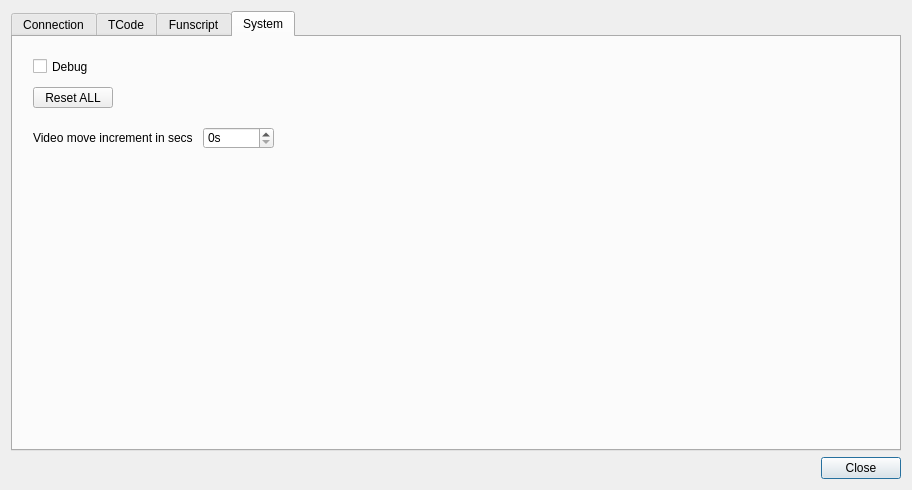
Qt form src/settings.ui (jcfain/XTPlayer) before a commit.
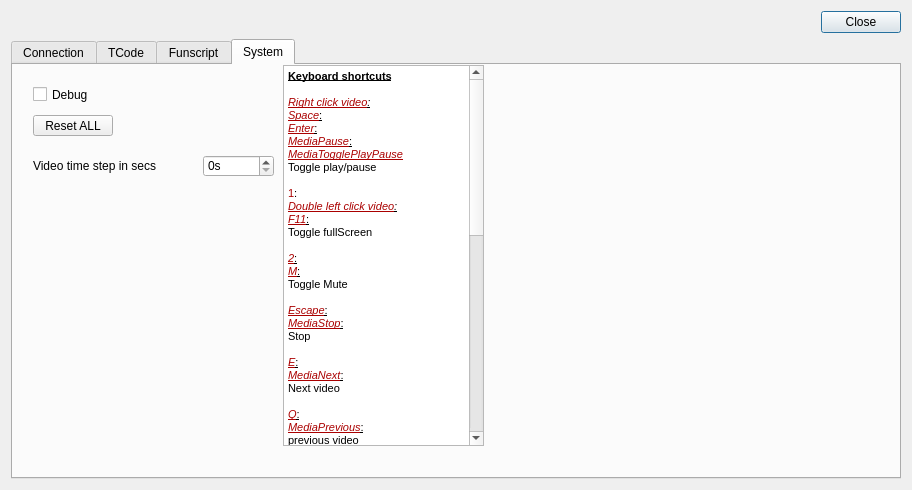
The same form after that commit. The open tabs and pages were chosen to show the change. Icons and pictures are not drawn.

Commit message: Adding range action Made axis and gamepad map sortable QMaps Adding more keyboard shortcuts

```diff
--- a/src/settings.ui
+++ b/src/settings.ui
@@ -17,7 +17,7 @@
    <iconset resource="icons.qrc">
     <normaloff>:/images/icons/XTP-icon.png</normaloff>:/images/icons/XTP-icon.png</iconset>
   </property>
-  <layout class="QGridLayout" name="gridLayout_2" rowstretch="0,0,0">
+  <layout class="QGridLayout" name="gridLayout_2" rowstretch="0,0,0,0">
    <property name="sizeConstraint">
     <enum>QLayout::SetNoConstraint</enum>
    </property>
@@ -31,7 +31,7 @@
      </property>
     </widget>
    </item>
-   <item row="1" column="0">
+   <item row="3" column="0">
     <widget class="QTabWidget" name="settingsTabWidget">
      <property name="currentIndex">
       <number>0</number>
@@ -416,7 +416,88 @@
         <string>This sets the value the video will either skip forward or back via shortcuts.</string>
        </property>
        <property name="text">
-        <string>Video move increment in secs</string>
+        <string>Video time step in secs</string>
+       </property>
+      </widget>
+      <widget class="QTextEdit" name="textEdit">
+       <property name="geometry">
+        <rect>
+         <x>270</x>
+         <y>0</y>
+         <width>201</width>
+         <height>381</height>
+        </rect>
+       </property>
+       <property name="html">
+        <string>&lt;!DOCTYPE HTML PUBLIC &quot;-//W3C//DTD HTML 4.0//EN&quot; &quot;http://www.w3.org/TR/REC-html40/strict.dtd&quot;&gt;
+&lt;html&gt;&lt;head&gt;&lt;meta name=&quot;qrichtext&quot; content=&quot;1&quot; /&gt;&lt;style type=&quot;text/css&quot;&gt;
+p, li { white-space: pre-wrap; }
+&lt;/style&gt;&lt;/head&gt;&lt;body style=&quot; font-family:'MS Shell Dlg 2'; font-size:8.25pt; font-weight:400; font-style:normal;&quot;&gt;
+&lt;p style=&quot; margin-top:0px; margin-bottom:0px; margin-left:0px; margin-right:0px; -qt-block-indent:0; text-indent:0px;&quot;&gt;&lt;span style=&quot; font-size:8pt; font-weight:600; text-decoration: underline;&quot;&gt;Keyboard shortcuts&lt;/span&gt;&lt;/p&gt;
+&lt;p style=&quot;-qt-paragraph-type:empty; margin-top:0px; margin-bottom:0px; margin-left:0px; margin-right:0px; -qt-block-indent:0; text-indent:0px; font-size:8pt; font-weight:600; text-decoration: underline;&quot;&gt;&lt;br /&gt;&lt;/p&gt;
+&lt;p style=&quot; margin-top:0px; margin-bottom:0px; margin-left:0px; margin-right:0px; -qt-block-indent:0; text-indent:0px;&quot;&gt;&lt;span style=&quot; font-family:'Courier New'; font-size:8pt; font-style:italic; text-decoration: underline; color:#aa0000;&quot;&gt;Right click video&lt;/span&gt;&lt;span style=&quot; font-family:'Courier New'; font-size:8pt; font-style:italic; text-decoration: underline; color:#000000;&quot;&gt;:&lt;/span&gt;&lt;/p&gt;
+&lt;p style=&quot; margin-top:0px; margin-bottom:0px; margin-left:0px; margin-right:0px; -qt-block-indent:0; text-indent:0px;&quot;&gt;&lt;span style=&quot; font-size:8pt; font-style:italic; text-decoration: underline; color:#aa0000;&quot;&gt;Space&lt;/span&gt;&lt;span style=&quot; font-size:8pt; text-decoration: underline;&quot;&gt;:&lt;/span&gt;&lt;/p&gt;
+&lt;p style=&quot; margin-top:0px; margin-bottom:0px; margin-left:0px; margin-right:0px; -qt-block-indent:0; text-indent:0px;&quot;&gt;&lt;span style=&quot; font-family:'Courier New'; font-size:8pt; font-style:italic; text-decoration: underline; color:#aa0000;&quot;&gt;Enter&lt;/span&gt;&lt;span style=&quot; font-family:'Courier New'; font-size:8pt; text-decoration: underline;&quot;&gt;:&lt;/span&gt;&lt;/p&gt;
+&lt;p style=&quot; margin-top:0px; margin-bottom:0px; margin-left:0px; margin-right:0px; -qt-block-indent:0; text-indent:0px;&quot;&gt;&lt;span style=&quot; font-family:'Courier New'; font-size:8pt; font-style:italic; text-decoration: underline; color:#aa0000;&quot;&gt;MediaPause&lt;/span&gt;&lt;span style=&quot; font-family:'Courier New'; font-size:8pt; text-decoration: underline;&quot;&gt;:&lt;/span&gt;&lt;/p&gt;
+&lt;p style=&quot; margin-top:0px; margin-bottom:0px; margin-left:0px; margin-right:0px; -qt-block-indent:0; text-indent:0px;&quot;&gt;&lt;span style=&quot; font-family:'Courier New'; font-size:8pt; font-style:italic; text-decoration: underline; color:#aa0000;&quot;&gt;MediaTogglePlayPause&lt;/span&gt;&lt;/p&gt;
+&lt;p style=&quot; margin-top:0px; margin-bottom:0px; margin-left:0px; margin-right:0px; -qt-block-indent:0; text-indent:0px;&quot;&gt;&lt;span style=&quot; font-family:'Courier New'; font-size:8pt; color:#000000;&quot;&gt;Toggle&lt;/span&gt;&lt;span style=&quot; font-family:'Courier New'; font-size:8pt; color:#aa0000;&quot;&gt; &lt;/span&gt;&lt;span style=&quot; font-family:'Courier New'; font-size:8pt; color:#000000;&quot;&gt;play/pause&lt;/span&gt;&lt;/p&gt;
+&lt;p style=&quot;-qt-paragraph-type:empty; margin-top:0px; margin-bottom:0px; margin-left:0px; margin-right:0px; -qt-block-indent:0; text-indent:0px; font-family:'Courier New'; font-size:8pt; color:#000000;&quot;&gt;&lt;br /&gt;&lt;/p&gt;
+&lt;p style=&quot; margin-top:0px; margin-bottom:0px; margin-left:0px; margin-right:0px; -qt-block-indent:0; text-indent:0px;&quot;&gt;&lt;span style=&quot; font-family:'Courier New'; font-size:8pt; color:#aa0000;&quot;&gt;1&lt;/span&gt;&lt;span style=&quot; font-family:'Courier New'; font-size:8pt; color:#000000;&quot;&gt;:&lt;/span&gt;&lt;/p&gt;
+&lt;p style=&quot; margin-top:0px; margin-bottom:0px; margin-left:0px; margin-right:0px; -qt-block-indent:0; text-indent:0px;&quot;&gt;&lt;span style=&quot; font-family:'Courier New'; font-size:8pt; font-style:italic; text-decoration: underline; color:#aa0000;&quot;&gt;Double left click video&lt;/span&gt;&lt;span style=&quot; font-family:'Courier New'; font-size:8pt; font-style:italic; text-decoration: underline; color:#000000;&quot;&gt;:&lt;/span&gt;&lt;/p&gt;
+&lt;p style=&quot; margin-top:0px; margin-bottom:0px; margin-left:0px; margin-right:0px; -qt-block-indent:0; text-indent:0px;&quot;&gt;&lt;span style=&quot; font-family:'Courier New'; font-size:8pt; font-style:italic; text-decoration: underline; color:#aa0000;&quot;&gt;F11&lt;/span&gt;&lt;span style=&quot; font-family:'Courier New'; font-size:8pt; text-decoration: underline;&quot;&gt;:&lt;/span&gt;&lt;/p&gt;
+&lt;p style=&quot; margin-top:0px; margin-bottom:0px; margin-left:0px; margin-right:0px; -qt-block-indent:0; text-indent:0px;&quot;&gt;&lt;span style=&quot; font-family:'Courier New'; font-size:8pt;&quot;&gt;Toggle fullScreen&lt;/span&gt;&lt;/p&gt;
+&lt;p style=&quot;-qt-paragraph-type:empty; margin-top:0px; margin-bottom:0px; margin-left:0px; margin-right:0px; -qt-block-indent:0; text-indent:0px; font-family:'Courier New'; font-size:8pt;&quot;&gt;&lt;br /&gt;&lt;/p&gt;
+&lt;p style=&quot; margin-top:0px; margin-bottom:0px; margin-left:0px; margin-right:0px; -qt-block-indent:0; text-indent:0px;&quot;&gt;&lt;span style=&quot; font-family:'Courier New'; font-size:8pt; font-style:italic; text-decoration: underline; color:#aa0000;&quot;&gt;2&lt;/span&gt;&lt;span style=&quot; font-family:'Courier New'; font-size:8pt; text-decoration: underline;&quot;&gt;:&lt;/span&gt;&lt;/p&gt;
+&lt;p style=&quot; margin-top:0px; margin-bottom:0px; margin-left:0px; margin-right:0px; -qt-block-indent:0; text-indent:0px;&quot;&gt;&lt;span style=&quot; font-family:'Courier New'; font-size:8pt; font-style:italic; text-decoration: underline; color:#aa0000;&quot;&gt;M&lt;/span&gt;&lt;span style=&quot; font-family:'Courier New'; font-size:8pt; text-decoration: underline;&quot;&gt;:&lt;/span&gt;&lt;/p&gt;
+&lt;p style=&quot; margin-top:0px; margin-bottom:0px; margin-left:0px; margin-right:0px; -qt-block-indent:0; text-indent:0px;&quot;&gt;&lt;span style=&quot; font-family:'Courier New'; font-size:8pt;&quot;&gt;Toggle Mute&lt;/span&gt;&lt;/p&gt;
+&lt;p style=&quot;-qt-paragraph-type:empty; margin-top:0px; margin-bottom:0px; margin-left:0px; margin-right:0px; -qt-block-indent:0; text-indent:0px; font-family:'Courier New'; font-size:8pt;&quot;&gt;&lt;br /&gt;&lt;/p&gt;
+&lt;p style=&quot; margin-top:0px; margin-bottom:0px; margin-left:0px; margin-right:0px; -qt-block-indent:0; text-indent:0px;&quot;&gt;&lt;span style=&quot; font-family:'Courier New'; font-size:8pt; font-style:italic; text-decoration: underline; color:#aa0000;&quot;&gt;Escape&lt;/span&gt;&lt;span style=&quot; font-family:'Courier New'; font-size:8pt; text-decoration: underline;&quot;&gt;:&lt;/span&gt;&lt;/p&gt;
+&lt;p style=&quot; margin-top:0px; margin-bottom:0px; margin-left:0px; margin-right:0px; -qt-block-indent:0; text-indent:0px;&quot;&gt;&lt;span style=&quot; font-family:'Courier New'; font-size:8pt; font-style:italic; text-decoration: underline; color:#aa0000;&quot;&gt;MediaStop&lt;/span&gt;&lt;span style=&quot; font-family:'Courier New'; font-size:8pt; text-decoration: underline;&quot;&gt;:&lt;/span&gt;&lt;/p&gt;
+&lt;p style=&quot; margin-top:0px; margin-bottom:0px; margin-left:0px; margin-right:0px; -qt-block-indent:0; text-indent:0px;&quot;&gt;&lt;span style=&quot; font-family:'Courier New'; font-size:8pt;&quot;&gt;Stop&lt;/span&gt;&lt;/p&gt;
+&lt;p style=&quot;-qt-paragraph-type:empty; margin-top:0px; margin-bottom:0px; margin-left:0px; margin-right:0px; -qt-block-indent:0; text-indent:0px; font-family:'Courier New'; font-size:8pt;&quot;&gt;&lt;br /&gt;&lt;/p&gt;
+&lt;p style=&quot; margin-top:0px; margin-bottom:0px; margin-left:0px; margin-right:0px; -qt-block-indent:0; text-indent:0px;&quot;&gt;&lt;span style=&quot; font-family:'Courier New'; font-size:8pt; font-style:italic; text-decoration: underline; color:#aa0000;&quot;&gt;E&lt;/span&gt;&lt;span style=&quot; font-family:'Courier New'; font-size:8pt; text-decoration: underline;&quot;&gt;:&lt;/span&gt;&lt;/p&gt;
+&lt;p style=&quot; margin-top:0px; margin-bottom:0px; margin-left:0px; margin-right:0px; -qt-block-indent:0; text-indent:0px;&quot;&gt;&lt;span style=&quot; font-family:'Courier New'; font-size:8pt; font-style:italic; text-decoration: underline; color:#aa0000;&quot;&gt;MediaNext&lt;/span&gt;&lt;span style=&quot; font-family:'Courier New'; font-size:8pt; text-decoration: underline;&quot;&gt;:&lt;/span&gt;&lt;/p&gt;
+&lt;p style=&quot; margin-top:0px; margin-bottom:0px; margin-left:0px; margin-right:0px; -qt-block-indent:0; text-indent:0px;&quot;&gt;&lt;span style=&quot; font-family:'Courier New'; font-size:8pt;&quot;&gt;Next video&lt;/span&gt;&lt;/p&gt;
+&lt;p style=&quot;-qt-paragraph-type:empty; margin-top:0px; margin-bottom:0px; margin-left:0px; margin-right:0px; -qt-block-indent:0; text-indent:0px; font-family:'Courier New'; font-size:8pt;&quot;&gt;&lt;br /&gt;&lt;/p&gt;
+&lt;p style=&quot; margin-top:0px; margin-bottom:0px; margin-left:0px; margin-right:0px; -qt-block-indent:0; text-indent:0px;&quot;&gt;&lt;span style=&quot; font-family:'Courier New'; font-size:8pt; font-style:italic; text-decoration: underline; color:#aa0000;&quot;&gt;Q&lt;/span&gt;&lt;span style=&quot; font-family:'Courier New'; font-size:8pt; text-decoration: underline;&quot;&gt;:&lt;/span&gt;&lt;/p&gt;
+&lt;p style=&quot; margin-top:0px; margin-bottom:0px; margin-left:0px; margin-right:0px; -qt-block-indent:0; text-indent:0px;&quot;&gt;&lt;span style=&quot; font-family:'Courier New'; font-size:8pt; font-style:italic; text-decoration: underline; color:#aa0000;&quot;&gt;MediaPrevious&lt;/span&gt;&lt;span style=&quot; font-family:'Courier New'; font-size:8pt; text-decoration: underline;&quot;&gt;:&lt;/span&gt;&lt;/p&gt;
+&lt;p style=&quot; margin-top:0px; margin-bottom:0px; margin-left:0px; margin-right:0px; -qt-block-indent:0; text-indent:0px;&quot;&gt;&lt;span style=&quot; font-family:'Courier New'; font-size:8pt;&quot;&gt;previous video&lt;/span&gt;&lt;/p&gt;
+&lt;p style=&quot;-qt-paragraph-type:empty; margin-top:0px; margin-bottom:0px; margin-left:0px; margin-right:0px; -qt-block-indent:0; text-indent:0px; font-family:'Courier New'; font-size:8pt; text-decoration: underline;&quot;&gt;&lt;br /&gt;&lt;/p&gt;
+&lt;p style=&quot; margin-top:0px; margin-bottom:0px; margin-left:0px; margin-right:0px; -qt-block-indent:0; text-indent:0px;&quot;&gt;&lt;span style=&quot; font-family:'Courier New'; font-size:8pt; text-decoration: underline; color:#aa0000;&quot;&gt;C&lt;/span&gt;&lt;span style=&quot; font-family:'Courier New'; font-size:8pt; text-decoration: underline;&quot;&gt;:&lt;/span&gt;&lt;/p&gt;
+&lt;p style=&quot; margin-top:0px; margin-bottom:0px; margin-left:0px; margin-right:0px; -qt-block-indent:0; text-indent:0px;&quot;&gt;&lt;span style=&quot; font-family:'Courier New'; font-size:8pt; font-style:italic; text-decoration: underline; color:#aa0000;&quot;&gt;L&lt;/span&gt;&lt;span style=&quot; font-family:'Courier New'; font-size:8pt; text-decoration: underline;&quot;&gt;:&lt;/span&gt;&lt;/p&gt;
+&lt;p style=&quot; margin-top:0px; margin-bottom:0px; margin-left:0px; margin-right:0px; -qt-block-indent:0; text-indent:0px;&quot;&gt;&lt;span style=&quot; font-family:'Courier New'; font-size:8pt;&quot;&gt;Loop toggle A/B/off&lt;/span&gt;&lt;/p&gt;
+&lt;p style=&quot;-qt-paragraph-type:empty; margin-top:0px; margin-bottom:0px; margin-left:0px; margin-right:0px; -qt-block-indent:0; text-indent:0px; font-family:'Courier New'; font-size:8pt;&quot;&gt;&lt;br /&gt;&lt;/p&gt;
+&lt;p style=&quot; margin-top:0px; margin-bottom:0px; margin-left:0px; margin-right:0px; -qt-block-indent:0; text-indent:0px;&quot;&gt;&lt;span style=&quot; font-family:'Courier New'; font-size:8pt; font-style:italic; text-decoration: underline; color:#aa0000;&quot;&gt;W&lt;/span&gt;&lt;span style=&quot; font-family:'Courier New'; font-size:8pt; text-decoration: underline;&quot;&gt;:&lt;/span&gt;&lt;/p&gt;
+&lt;p style=&quot; margin-top:0px; margin-bottom:0px; margin-left:0px; margin-right:0px; -qt-block-indent:0; text-indent:0px;&quot;&gt;&lt;span style=&quot; font-family:'Courier New'; font-size:8pt; font-style:italic; text-decoration: underline; color:#aa0000;&quot;&gt;MediaVolumeUp&lt;/span&gt;&lt;span style=&quot; font-family:'Courier New'; font-size:8pt; text-decoration: underline;&quot;&gt;:&lt;/span&gt;&lt;/p&gt;
+&lt;p style=&quot; margin-top:0px; margin-bottom:0px; margin-left:0px; margin-right:0px; -qt-block-indent:0; text-indent:0px;&quot;&gt;&lt;span style=&quot; font-family:'Courier New'; font-size:8pt;&quot;&gt;Volume up&lt;/span&gt;&lt;/p&gt;
+&lt;p style=&quot;-qt-paragraph-type:empty; margin-top:0px; margin-bottom:0px; margin-left:0px; margin-right:0px; -qt-block-indent:0; text-indent:0px; font-family:'Courier New'; font-size:8pt;&quot;&gt;&lt;br /&gt;&lt;/p&gt;
+&lt;p style=&quot; margin-top:0px; margin-bottom:0px; margin-left:0px; margin-right:0px; -qt-block-indent:0; text-indent:0px;&quot;&gt;&lt;span style=&quot; font-family:'Courier New'; font-size:8pt; font-style:italic; text-decoration: underline; color:#aa0000;&quot;&gt;S&lt;/span&gt;&lt;span style=&quot; font-family:'Courier New'; font-size:8pt; text-decoration: underline;&quot;&gt;:&lt;/span&gt;&lt;/p&gt;
+&lt;p style=&quot; margin-top:0px; margin-bottom:0px; margin-left:0px; margin-right:0px; -qt-block-indent:0; text-indent:0px;&quot;&gt;&lt;span style=&quot; font-family:'Courier New'; font-size:8pt; font-style:italic; text-decoration: underline; color:#aa0000;&quot;&gt;MediaVolumeDown&lt;/span&gt;&lt;span style=&quot; font-family:'Courier New'; font-size:8pt; text-decoration: underline;&quot;&gt;:&lt;/span&gt;&lt;/p&gt;
+&lt;p style=&quot; margin-top:0px; margin-bottom:0px; margin-left:0px; margin-right:0px; -qt-block-indent:0; text-indent:0px;&quot;&gt;&lt;span style=&quot; font-family:'Courier New'; font-size:8pt; text-decoration: underline;&quot;&gt;Volume down&lt;/span&gt;&lt;/p&gt;
+&lt;p style=&quot;-qt-paragraph-type:empty; margin-top:0px; margin-bottom:0px; margin-left:0px; margin-right:0px; -qt-block-indent:0; text-indent:0px; font-family:'Courier New'; font-size:8pt;&quot;&gt;&lt;br /&gt;&lt;/p&gt;
+&lt;p style=&quot; margin-top:0px; margin-bottom:0px; margin-left:0px; margin-right:0px; -qt-block-indent:0; text-indent:0px;&quot;&gt;&lt;span style=&quot; font-family:'Courier New'; font-size:8pt; font-style:italic; text-decoration: underline; color:#aa0000;&quot;&gt;D&lt;/span&gt;&lt;span style=&quot; font-family:'Courier New'; font-size:8pt; text-decoration: underline;&quot;&gt;:&lt;/span&gt;&lt;/p&gt;
+&lt;p style=&quot; margin-top:0px; margin-bottom:0px; margin-left:0px; margin-right:0px; -qt-block-indent:0; text-indent:0px;&quot;&gt;&lt;span style=&quot; font-family:'Courier New'; font-size:8pt;&quot;&gt;Fast forward&lt;/span&gt;&lt;/p&gt;
+&lt;p style=&quot;-qt-paragraph-type:empty; margin-top:0px; margin-bottom:0px; margin-left:0px; margin-right:0px; -qt-block-indent:0; text-indent:0px; font-family:'Courier New'; font-size:8pt;&quot;&gt;&lt;br /&gt;&lt;/p&gt;
+&lt;p style=&quot; margin-top:0px; margin-bottom:0px; margin-left:0px; margin-right:0px; -qt-block-indent:0; text-indent:0px;&quot;&gt;&lt;span style=&quot; font-family:'Courier New'; font-size:8pt; font-style:italic; text-decoration: underline; color:#aa0000;&quot;&gt;A&lt;/span&gt;&lt;span style=&quot; font-family:'Courier New'; font-size:8pt; text-decoration: underline;&quot;&gt;:&lt;/span&gt;&lt;/p&gt;
+&lt;p style=&quot; margin-top:0px; margin-bottom:0px; margin-left:0px; margin-right:0px; -qt-block-indent:0; text-indent:0px;&quot;&gt;&lt;span style=&quot; font-family:'Courier New'; font-size:8pt;&quot;&gt;Rewind&lt;/span&gt;&lt;/p&gt;
+&lt;p style=&quot;-qt-paragraph-type:empty; margin-top:0px; margin-bottom:0px; margin-left:0px; margin-right:0px; -qt-block-indent:0; text-indent:0px; font-family:'Courier New'; font-size:8pt;&quot;&gt;&lt;br /&gt;&lt;/p&gt;
+&lt;p style=&quot; margin-top:0px; margin-bottom:0px; margin-left:0px; margin-right:0px; -qt-block-indent:0; text-indent:0px;&quot;&gt;&lt;span style=&quot; font-family:'Courier New'; font-size:8pt; font-style:italic; text-decoration: underline; color:#aa0000;&quot;&gt;F&lt;/span&gt;&lt;span style=&quot; font-family:'Courier New'; font-size:8pt; text-decoration: underline;&quot;&gt;:&lt;/span&gt;&lt;/p&gt;
+&lt;p style=&quot; margin-top:0px; margin-bottom:0px; margin-left:0px; margin-right:0px; -qt-block-indent:0; text-indent:0px;&quot;&gt;&lt;span style=&quot; font-family:'Courier New'; font-size:8pt;&quot;&gt;Decrease Upper X Range&lt;/span&gt;&lt;/p&gt;
+&lt;p style=&quot;-qt-paragraph-type:empty; margin-top:0px; margin-bottom:0px; margin-left:0px; margin-right:0px; -qt-block-indent:0; text-indent:0px; font-family:'Courier New'; font-size:8pt;&quot;&gt;&lt;br /&gt;&lt;/p&gt;
+&lt;p style=&quot; margin-top:0px; margin-bottom:0px; margin-left:0px; margin-right:0px; -qt-block-indent:0; text-indent:0px;&quot;&gt;&lt;span style=&quot; font-family:'Courier New'; font-size:8pt; font-style:italic; text-decoration: underline; color:#aa0000;&quot;&gt;R&lt;/span&gt;&lt;span style=&quot; font-family:'Courier New'; font-size:8pt; text-decoration: underline;&quot;&gt;:&lt;/span&gt;&lt;/p&gt;
+&lt;p style=&quot; margin-top:0px; margin-bottom:0px; margin-left:0px; margin-right:0px; -qt-block-indent:0; text-indent:0px;&quot;&gt;&lt;span style=&quot; font-size:8pt;&quot;&gt;Increase Upper X Range&lt;/span&gt;&lt;/p&gt;
+&lt;p style=&quot;-qt-paragraph-type:empty; margin-top:0px; margin-bottom:0px; margin-left:0px; margin-right:0px; -qt-block-indent:0; text-indent:0px; font-size:8pt;&quot;&gt;&lt;br /&gt;&lt;/p&gt;
+&lt;p style=&quot; margin-top:0px; margin-bottom:0px; margin-left:0px; margin-right:0px; -qt-block-indent:0; text-indent:0px;&quot;&gt;&lt;span style=&quot; font-family:'Courier New'; font-size:8pt; text-decoration: underline; color:#aa0000;&quot;&gt;G&lt;/span&gt;&lt;span style=&quot; font-family:'Courier New'; font-size:8pt; text-decoration: underline;&quot;&gt;:&lt;/span&gt;&lt;/p&gt;
+&lt;p style=&quot; margin-top:0px; margin-bottom:0px; margin-left:0px; margin-right:0px; -qt-block-indent:0; text-indent:0px;&quot;&gt;&lt;span style=&quot; font-family:'Courier New'; font-size:8pt;&quot;&gt;Decrease Lower X Range&lt;/span&gt;&lt;/p&gt;
+&lt;p style=&quot;-qt-paragraph-type:empty; margin-top:0px; margin-bottom:0px; margin-left:0px; margin-right:0px; -qt-block-indent:0; text-indent:0px; font-family:'Courier New'; font-size:8pt;&quot;&gt;&lt;br /&gt;&lt;/p&gt;
+&lt;p style=&quot; margin-top:0px; margin-bottom:0px; margin-left:0px; margin-right:0px; -qt-block-indent:0; text-indent:0px;&quot;&gt;&lt;span style=&quot; font-family:'Courier New'; font-size:8pt; font-style:italic; text-decoration: underline; color:#aa0000;&quot;&gt;T&lt;/span&gt;&lt;span style=&quot; font-family:'Courier New'; font-size:8pt; text-decoration: underline;&quot;&gt;:&lt;/span&gt;&lt;/p&gt;
+&lt;p style=&quot; margin-top:0px; margin-bottom:0px; margin-left:0px; margin-right:0px; -qt-block-indent:0; text-indent:0px;&quot;&gt;&lt;span style=&quot; font-size:8pt;&quot;&gt;Increase Lower X Range&lt;/span&gt;&lt;/p&gt;
+&lt;p style=&quot;-qt-paragraph-type:empty; margin-top:0px; margin-bottom:0px; margin-left:0px; margin-right:0px; -qt-block-indent:0; text-indent:0px; font-size:8pt;&quot;&gt;&lt;br /&gt;&lt;/p&gt;
+&lt;p style=&quot; margin-top:0px; margin-bottom:0px; margin-left:0px; margin-right:0px; -qt-block-indent:0; text-indent:0px;&quot;&gt;&lt;span style=&quot; font-family:'Courier New'; font-size:8pt; text-decoration: underline; color:#aa0000;&quot;&gt;X&lt;/span&gt;&lt;span style=&quot; font-family:'Courier New'; font-size:8pt; text-decoration: underline;&quot;&gt;:&lt;/span&gt;&lt;/p&gt;
+&lt;p style=&quot; margin-top:0px; margin-bottom:0px; margin-left:0px; margin-right:0px; -qt-block-indent:0; text-indent:0px;&quot;&gt;&lt;span style=&quot; font-family:'Courier New'; font-size:8pt;&quot;&gt;Increase X Range&lt;/span&gt;&lt;/p&gt;
+&lt;p style=&quot;-qt-paragraph-type:empty; margin-top:0px; margin-bottom:0px; margin-left:0px; margin-right:0px; -qt-block-indent:0; text-indent:0px; font-family:'Courier New'; font-size:8pt;&quot;&gt;&lt;br /&gt;&lt;/p&gt;
+&lt;p style=&quot; margin-top:0px; margin-bottom:0px; margin-left:0px; margin-right:0px; -qt-block-indent:0; text-indent:0px;&quot;&gt;&lt;span style=&quot; font-family:'Courier New'; font-size:8pt; font-style:italic; text-decoration: underline; color:#aa0000;&quot;&gt;Z&lt;/span&gt;&lt;span style=&quot; font-family:'Courier New'; font-size:8pt; text-decoration: underline;&quot;&gt;:&lt;/span&gt;&lt;/p&gt;
+&lt;p style=&quot; margin-top:0px; margin-bottom:0px; margin-left:0px; margin-right:0px; -qt-block-indent:0; text-indent:0px;&quot;&gt;&lt;span style=&quot; font-size:8pt;&quot;&gt;Decrease  X Range&lt;/span&gt;&lt;/p&gt;&lt;/body&gt;&lt;/html&gt;</string>
        </property>
       </widget>
      </widget>
```
The commit also changes 11 other files.
